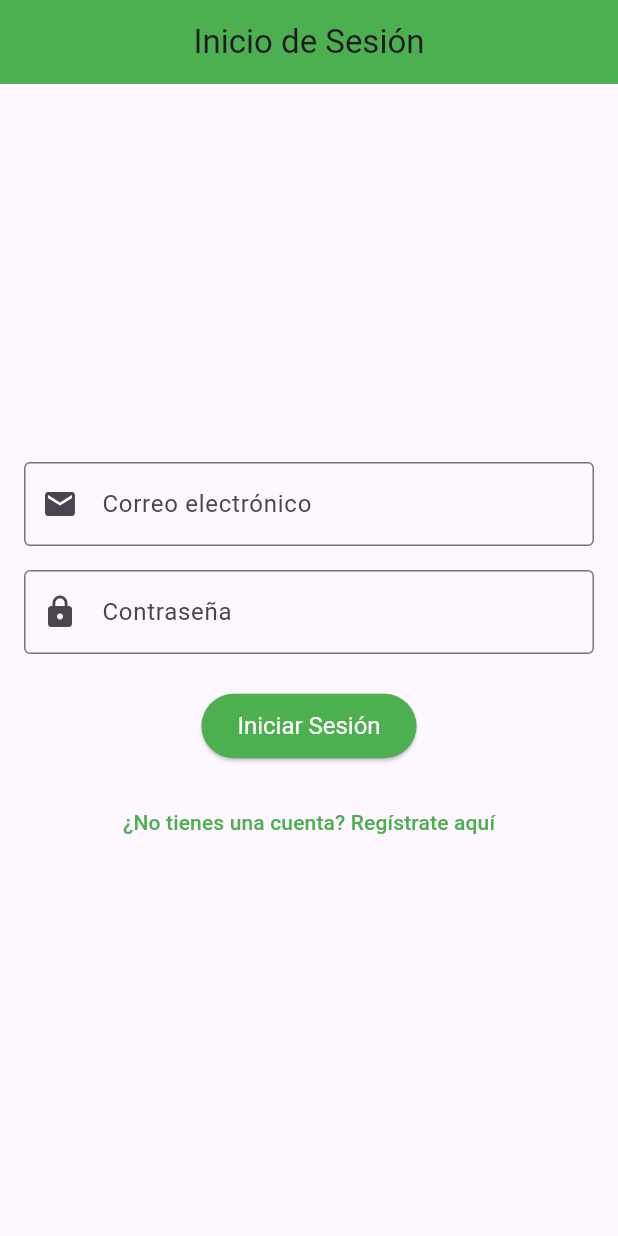
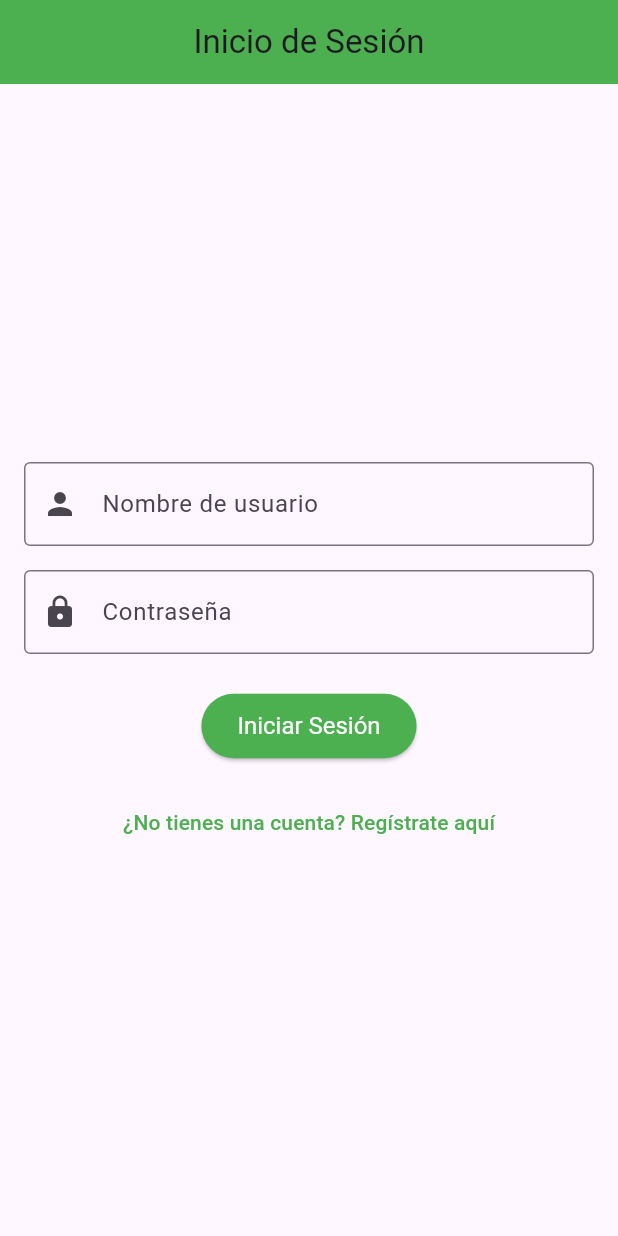
Before and after one commit to Jreycruz/tarea2.2, a Flutter app: the screen it shows after launch, on a phone screen of 412 x 824 dp. Run offline on Flutter 3.47's test engine with Material 3 defaults, Android fonts, the phone set to English and light mode, and no system bars.

Commit message:
new commit

```diff
--- a/lib/pantallas/login_page.dart
+++ b/lib/pantallas/login_page.dart
@@ -1,7 +1,7 @@
 import 'package:flutter/material.dart';
 
 class LoginPage extends StatelessWidget {
-  final TextEditingController emailController = TextEditingController();
+  final TextEditingController usernameController = TextEditingController();
   final TextEditingController passwordController = TextEditingController();
 
   @override
@@ -17,12 +17,12 @@ class LoginPage extends StatelessWidget {
           mainAxisAlignment: MainAxisAlignment.center,
           children: [
             TextField(
-              controller: emailController,
-              keyboardType: TextInputType.emailAddress,
+              controller: usernameController,
+              keyboardType: TextInputType.text,
               decoration: InputDecoration(
-                labelText: 'Correo electrónico',
+                labelText: 'Nombre de usuario',
                 border: OutlineInputBorder(),
-                prefixIcon: Icon(Icons.email),
+                prefixIcon: Icon(Icons.person),
               ),
             ),
             SizedBox(height: 16),
@@ -38,7 +38,14 @@ class LoginPage extends StatelessWidget {
             SizedBox(height: 24),
             ElevatedButton(
               onPressed: () {
-                Navigator.pushNamed(context, '/home');
+                String username = usernameController.text;
+                String password = passwordController.text;
+                if (username.isNotEmpty && password.isNotEmpty) {
+                  print('Usuario: $username, Contraseña: $password');
+                  Navigator.pushNamed(context, '/home');
+                } else {
+                  print('Por favor, completa todos los campos');
+                }
               },
               style: ElevatedButton.styleFrom(
                 backgroundColor: Colors.green,
```
Also changed, not shown: lib/pantallas/home_page.dart (+19 -0 lines), lib/pantallas/register_page.dart (+19 -0 lines).
